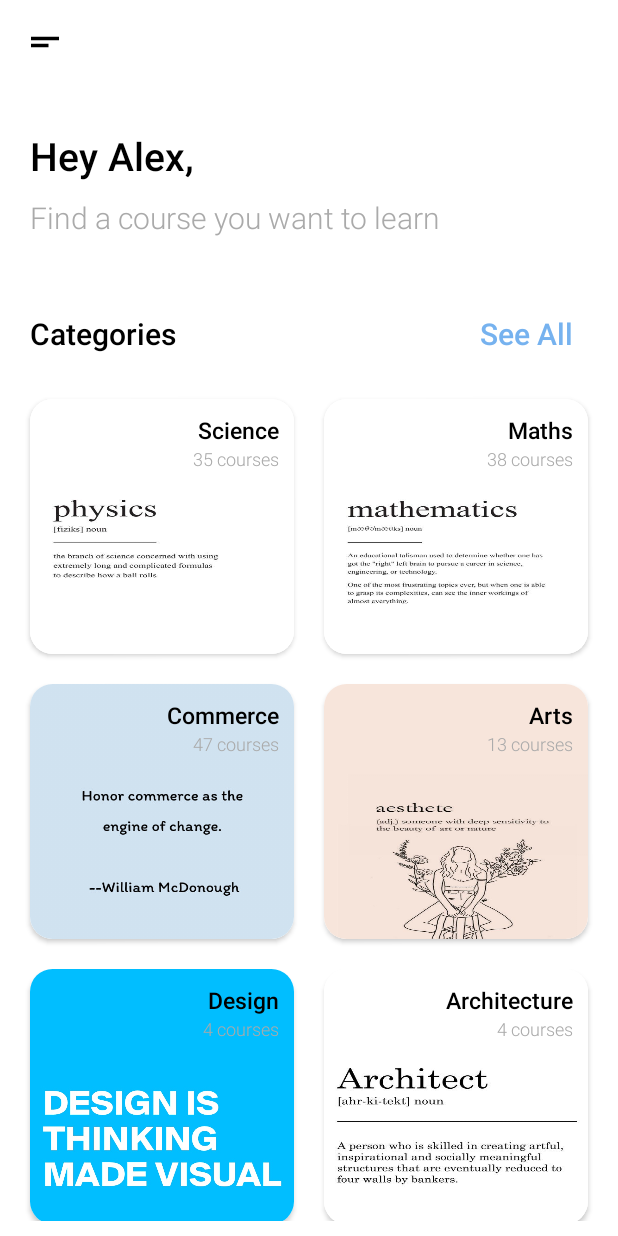
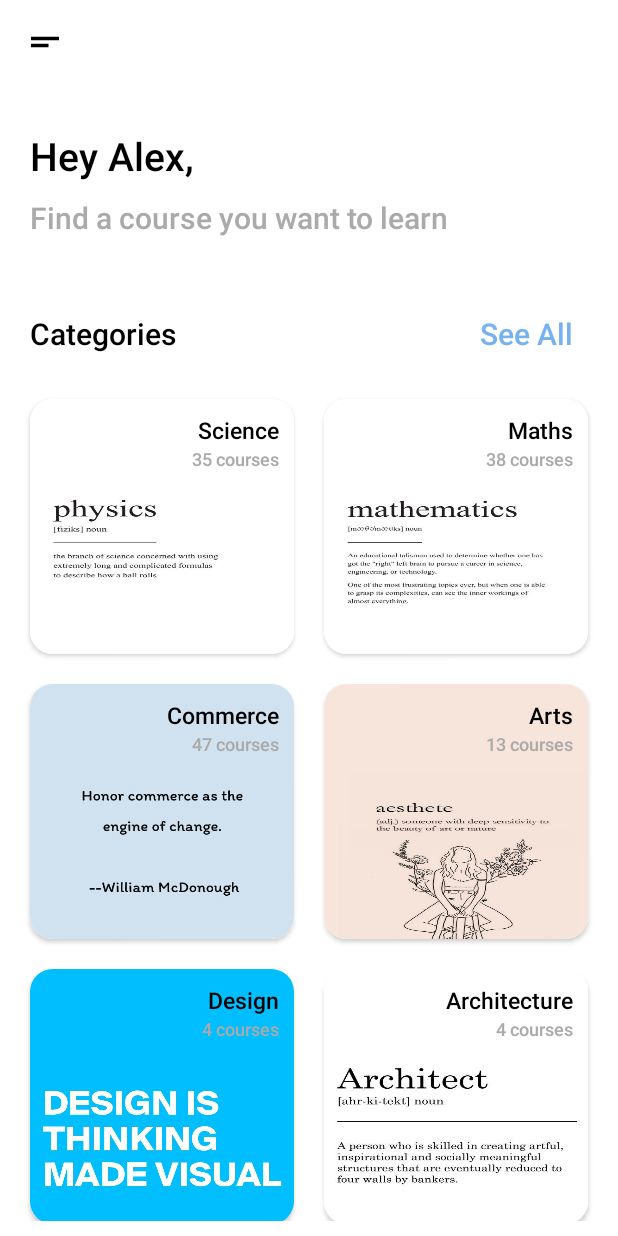
Before and after one commit to rgdgr8/Internship-interview-projects, an Android app: the screen it shows after launch (MainActivity), on a phone screen of 412 x 824 dp. Run offline under Robolectric (Android 15) with nearby library versions, the phone set to English and light mode, and no system bars; Roboto replaces fonts that are not available here.

Commit message:
further ui bug fixes and improvements

```diff
--- a/Categories/app/src/main/res/layout/fragment_main.xml
+++ b/Categories/app/src/main/res/layout/fragment_main.xml
@@ -29,6 +29,7 @@
             android:layout_marginStart="20dp"
             android:layout_marginTop="10dp"
             android:textColor="@color/darker_gray"
+            android:textStyle="bold"
             android:textSize="20sp" />
 
         <RelativeLayout
--- a/Categories/app/src/main/res/layout/list_item.xml
+++ b/Categories/app/src/main/res/layout/list_item.xml
@@ -42,6 +42,7 @@
             android:fontFamily="sans-serif-light"
             android:textColor="@color/darker_gray"
             android:text="courses"
+            android:textStyle="bold"
             android:textSize="12sp"
             android:background="@android:color/transparent"/>
     </LinearLayout>
```
Also changed, not shown: 1 other file.
